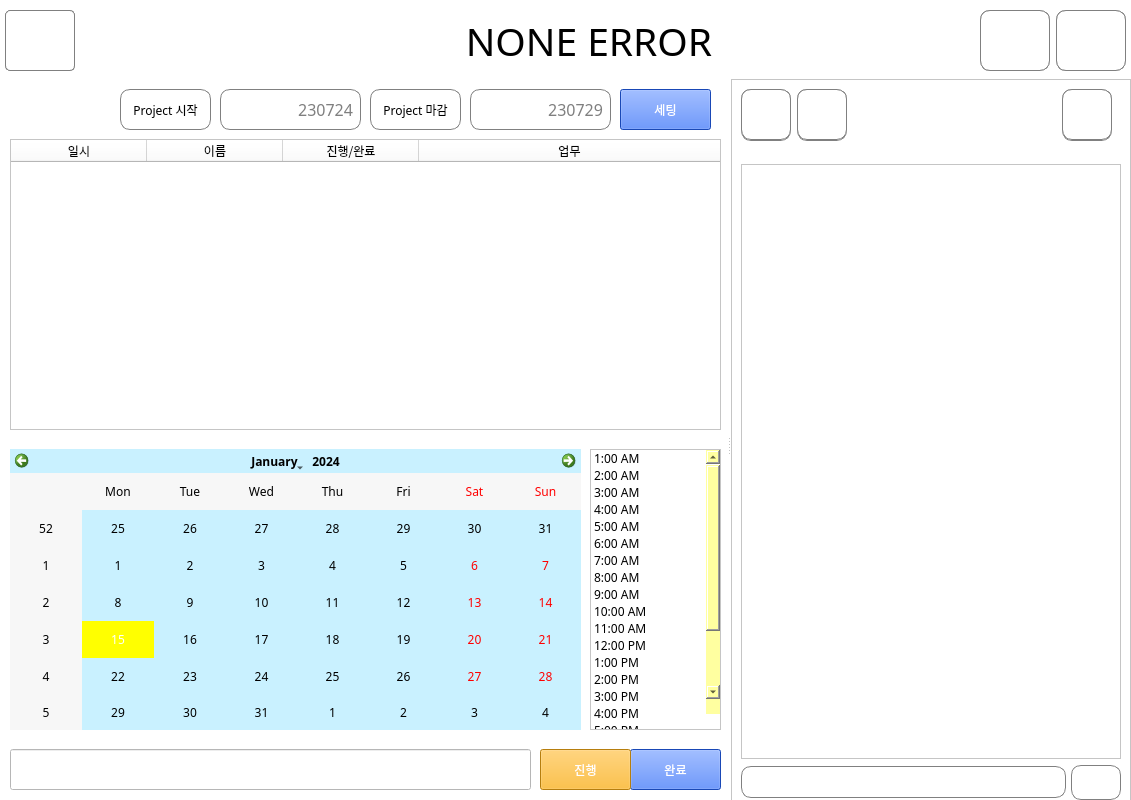
Qt form UI/MainView.ui (GOJUYANG/P_CorporateProgram_2) before a commit.
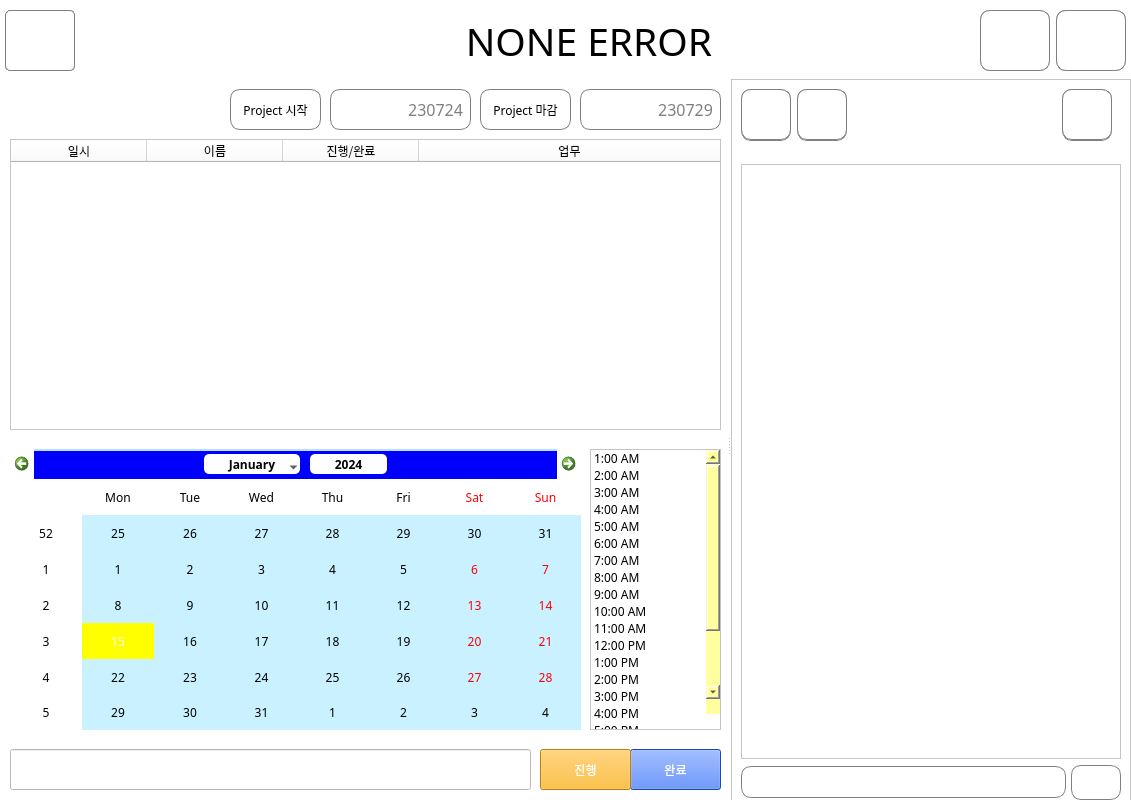
The same form after that commit. The open tabs and pages were chosen to show the change. Icons and pictures are not drawn.

What changed in the file:
```diff
--- a/UI/MainView.ui
+++ b/UI/MainView.ui
@@ -868,7 +868,7 @@
       <property name="currentIndex">
        <number>0</number>
       </property>
-      <widget class="QWidget" name="page_main_home">
+      <widget class="QWidget" name="page_main">
        <widget class="QGroupBox" name="groupBox">
         <property name="geometry">
          <rect>
@@ -2096,9 +2096,42 @@
          </font>
         </property>
         <property name="styleSheet">
-         <string notr="true">background-color: rgb(201, 241, 255);
-selection-background-color: yellow;
-color:black;</string>
+         <string notr="true">#calendarWidget QWidget{
+	alternate-background-color: white;
+}
+#qt_calendar_navigationbar{
+	background-color:blue;
+	color:black;
+	border : 2px solid #B8E2FF;
+	border-bottom:0px;
+	border-top-left-radius:5px;
+	border-top-right-radius:5px;
+}
+#qt_calendar_calendarview{
+	background-color: rgb(201, 241, 255);
+	selection-background-color: yellow;
+	color:black;
+}
+#qt_calendar_yearbutton{
+	color:#000;
+	margin:5px;
+	border-radius:5px;
+	padding: 0 20px;
+}
+#qt_calendar_monthbutton{
+	color:#000;
+	margin:5px;
+	border-radius:5px;
+	padding: 0 20px;
+}
+qt_calendar_prevmonth{
+	margin-right:5px;
+	img:url(:/icon/arrow-19-48.ico);
+}
+qt_calendar_nextmonth{
+	margin-right:5px;
+	img:url(:/icon/arrow-119-48.ico);
+}</string>
         </property>
        </widget>
        <widget class="QListWidget" name="listWidget">
@@ -2321,7 +2354,7 @@
        <widget class="QLineEdit" name="ldt_project_start">
         <property name="geometry">
          <rect>
-          <x>220</x>
+          <x>330</x>
           <y>10</y>
           <width>141</width>
           <height>41</height>
@@ -2348,7 +2381,7 @@
        <widget class="QLabel" name="label_8">
         <property name="geometry">
          <rect>
-          <x>120</x>
+          <x>230</x>
           <y>10</y>
           <width>91</width>
           <height>41</height>
@@ -2371,32 +2404,10 @@
          <set>Qt::AlignCenter</set>
         </property>
        </widget>
-       <widget class="QPushButton" name="btn_setting">
-        <property name="geometry">
-         <rect>
-          <x>620</x>
-          <y>10</y>
-          <width>91</width>
-          <height>41</height>
-         </rect>
-        </property>
-        <property name="font">
-         <font>
-          <family>평창체 Regular</family>
-         </font>
-        </property>
-        <property name="styleSheet">
-         <string notr="true">background-color: rgb(35, 101, 255);
-color:white;</string>
-        </property>
-        <property name="text">
-         <string>세팅</string>
-        </property>
-       </widget>
        <widget class="QLabel" name="label_9">
         <property name="geometry">
          <rect>
-          <x>370</x>
+          <x>480</x>
           <y>10</y>
           <width>91</width>
           <height>41</height>
@@ -2422,7 +2433,7 @@
        <widget class="QLineEdit" name="ldt_project_end">
         <property name="geometry">
          <rect>
-          <x>470</x>
+          <x>580</x>
           <y>10</y>
           <width>141</width>
           <height>41</height>
```
Left out of the diff: 35 changed lines with no effect on the pictures.
